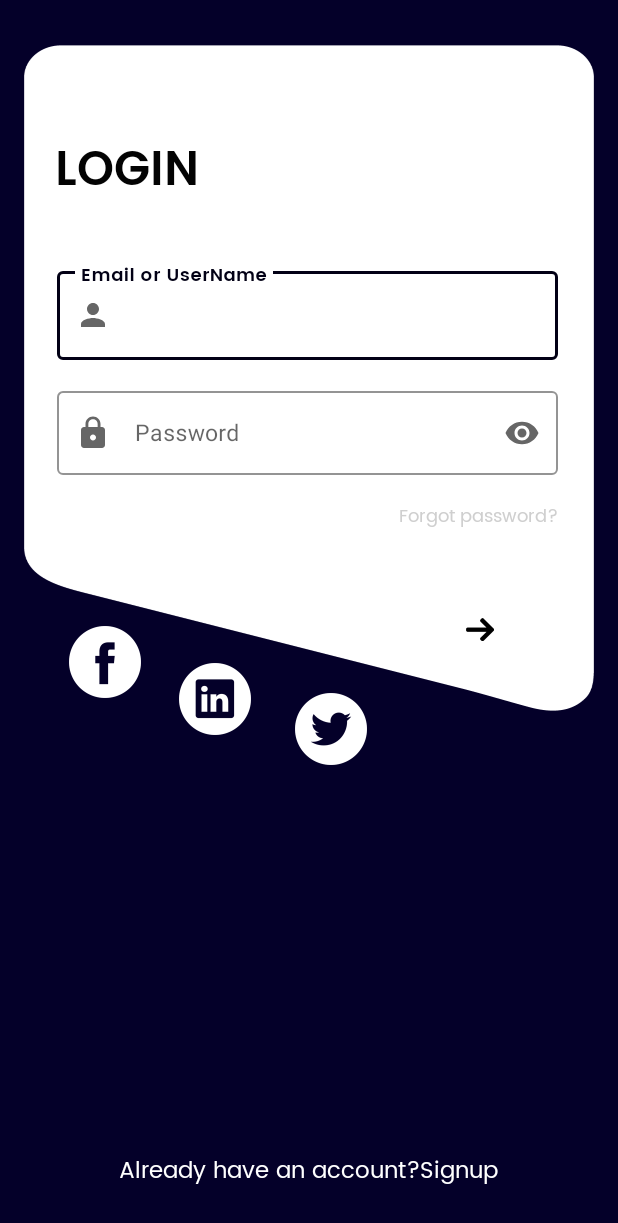
After one commit to TanvirIslam47/differentUiTest, an Android app: the LoginActivity screen opened directly, with no data from a screen before it, on a phone screen of 412 x 824 dp. The commit adds this screen. Shown: the top 1223 px of the screen. Run offline under Robolectric (Android 15) with nearby library versions, the phone set to English and light mode, and no system bars.

Commit message:
login layout added

```diff
--- /dev/null
+++ b/app/src/main/java/com/example/differentuitest/LoginActivity.java
@@ -0,0 +1,14 @@
+package com.example.differentuitest;
+
+import androidx.appcompat.app.AppCompatActivity;
+
+import android.os.Bundle;
+
+public class LoginActivity extends AppCompatActivity {
+
+    @Override
+    protected void onCreate(Bundle savedInstanceState) {
+        super.onCreate(savedInstanceState);
+        setContentView(R.layout.activity_login);
+    }
+}
--- a/app/src/main/java/com/example/differentuitest/MainActivity.java
+++ b/app/src/main/java/com/example/differentuitest/MainActivity.java
@@ -16,7 +16,7 @@ import com.example.differentuitest.recyclerView.AddShowActivity;
 import com.example.differentuitest.toolbar.NavigationDrawerWithToolbarActivity;
 
 public class MainActivity extends AppCompatActivity implements View.OnClickListener {
-    TextView drawerWithToolbar, circleProgress, posTv, saModuleTv, roomCRUD, posPrint;
+    TextView drawerWithToolbar, circleProgress, posTv, saModuleTv, roomCRUD, posPrint, loginTV;
     Button btnBangla, btnEnglish;
     Context context;
     Resources resources;
@@ -32,6 +32,7 @@ public class MainActivity extends AppCompatActivity implements View.OnClickListe
         saModuleTv = findViewById(R.id.saModuleTvId);
         roomCRUD = findViewById(R.id.roomCRUDId);
         posPrint = findViewById(R.id.posPrintId);
+        loginTV = findViewById(R.id.loginTV);
         btnBangla = findViewById(R.id.setLangBangla);
         btnEnglish = findViewById(R.id.setLangEnglish);
 
@@ -42,6 +43,7 @@ public class MainActivity extends AppCompatActivity implements View.OnClickListe
         saModuleTv.setOnClickListener(this);
         roomCRUD.setOnClickListener(this);
         posPrint.setOnClickListener(this);
+        loginTV.setOnClickListener(this);
 
         btnBangla.setOnClickListener(this);
         btnEnglish.setOnClickListener(this);
@@ -69,6 +71,9 @@ public class MainActivity extends AppCompatActivity implements View.OnClickListe
         if (v.getId() == R.id.posPrintId) {
             startActivity(new Intent(this, PosPrintActivity.class));
         }
+        if (v.getId() == R.id.loginTV) {
+            startActivity(new Intent(this, LoginActivity.class));
+        }
 
         if (v.getId() == R.id.setLangEnglish) {
             context = LocalHelper.setLocale(MainActivity.this, "en");
--- /dev/null
+++ b/app/src/main/res/drawable/grey_cursor_color.xml
@@ -0,0 +1,5 @@
+<?xml version="1.0" encoding="utf-8"?>
+<shape xmlns:android="http://schemas.android.com/apk/res/android" >
+    <size android:width="2dp" />
+    <solid android:color="#c2c2c2"  />
+</shape>
--- /dev/null
+++ b/app/src/main/res/drawable/ic_lock_24.xml
@@ -0,0 +1,10 @@
+<vector xmlns:android="http://schemas.android.com/apk/res/android"
+    android:width="24dp"
+    android:height="24dp"
+    android:viewportWidth="24"
+    android:viewportHeight="24"
+    android:tint="?attr/colorControlNormal">
+  <path
+      android:fillColor="@android:color/white"
+      android:pathData="M18,8h-1L17,6c0,-2.76 -2.24,-5 -5,-5S7,3.24 7,6v2L6,8c-1.1,0 -2,0.9 -2,2v10c0,1.1 0.9,2 2,2h12c1.1,0 2,-0.9 2,-2L20,10c0,-1.1 -0.9,-2 -2,-2zM12,17c-1.1,0 -2,-0.9 -2,-2s0.9,-2 2,-2 2,0.9 2,2 -0.9,2 -2,2zM15.1,8L8.9,8L8.9,6c0,-1.71 1.39,-3.1 3.1,-3.1 1.71,0 3.1,1.39 3.1,3.1v2z"/>
+</vector>
--- /dev/null
+++ b/app/src/main/res/drawable/ic_person_24.xml
@@ -0,0 +1,10 @@
+<vector xmlns:android="http://schemas.android.com/apk/res/android"
+    android:width="24dp"
+    android:height="24dp"
+    android:viewportWidth="24"
+    android:viewportHeight="24"
+    android:tint="?attr/colorControlNormal">
+  <path
+      android:fillColor="@android:color/white"
+      android:pathData="M12,12c2.21,0 4,-1.79 4,-4s-1.79,-4 -4,-4 -4,1.79 -4,4 1.79,4 4,4zM12,14c-2.67,0 -8,1.34 -8,4v2h16v-2c0,-2.66 -5.33,-4 -8,-4z"/>
+</vector>
--- /dev/null
+++ b/app/src/main/res/layout/activity_login.xml
@@ -0,0 +1,202 @@
+<?xml version="1.0" encoding="utf-8"?>
+<RelativeLayout xmlns:android="http://schemas.android.com/apk/res/android"
+    xmlns:app="http://schemas.android.com/apk/res-auto"
+    xmlns:tools="http://schemas.android.com/tools"
+    android:layout_width="match_parent"
+    android:layout_height="match_parent"
+    android:background="#040029"
+    android:orientation="vertical"
+    android:theme="@style/Theme.MaterialComponents.Light.NoActionBar"
+    tools:context=".LoginActivity">
+
+    <LinearLayout
+        android:layout_width="match_parent"
+        android:layout_height="wrap_content"
+        android:layout_marginStart="15.7dp"
+        android:layout_marginTop="30dp"
+        android:layout_marginEnd="15.7dp"
+        android:orientation="vertical">
+
+        <FrameLayout
+            android:layout_width="match_parent"
+            android:layout_height="480dp"
+            android:orientation="vertical">
+
+            <ImageView
+                android:layout_width="wrap_content"
+                android:layout_height="444dp"
+                android:background="@drawable/white_cueve_bg"/>
+
+            <LinearLayout
+                android:id="@+id/linear"
+                android:layout_width="match_parent"
+                android:layout_height="wrap_content"
+                android:orientation="vertical"
+                android:paddingLeft="20.7dp">
+
+                <TextView
+                    android:layout_width="wrap_content"
+                    android:layout_height="wrap_content"
+                    android:layout_marginTop="57.7dp"
+                    android:fontFamily="@font/poppins_semibold"
+                    android:text="LOGIN"
+                    android:textColor="#030303"
+                    android:textSize="31.3sp"/>
+
+                <com.google.android.material.textfield.TextInputLayout
+                    style="@style/Widget.MaterialComponents.TextInputLayout.OutlinedBox"
+                    android:layout_width="match_parent"
+                    android:layout_height="wrap_content"
+                    android:layout_marginStart="1dp"
+                    android:layout_marginTop="35dp"
+                    android:layout_marginEnd="24dp"
+                    android:hint="Email or UserName"
+                    android:background="@android:color/transparent"
+                    app:hintTextColor="#020015"
+                    app:boxStrokeColor="#020015"
+                    app:startIconDrawable="@drawable/ic_person_24">
+
+                    <com.google.android.material.textfield.TextInputEditText
+                        android:id="@+id/userEmpId"
+                        android:layout_width="match_parent"
+                        android:layout_height="wrap_content"
+                        android:inputType="text"
+                        android:maxLength="20"
+                        android:maxLines="1"
+                        android:singleLine="true"
+                        android:textColor="@color/black"
+                        android:textSize="15sp"
+                        android:fontFamily="@font/poppins_semibold"
+                        android:textCursorDrawable="@drawable/grey_cursor_color"/>
+
+                </com.google.android.material.textfield.TextInputLayout>
+
+                <com.google.android.material.textfield.TextInputLayout
+                    style="@style/Widget.MaterialComponents.TextInputLayout.OutlinedBox"
+                    android:layout_width="match_parent"
+                    android:layout_height="wrap_content"
+                    android:layout_marginStart="1dp"
+                    android:layout_marginTop="15dp"
+                    android:layout_marginEnd="24dp"
+                    android:hint="Password"
+                    android:background="@android:color/transparent"
+                    app:hintTextColor="#020015"
+                    app:boxStrokeColor="#020015"
+                    app:endIconMode="password_toggle"
+                    app:startIconDrawable="@drawable/ic_lock_24">
+
+                    <com.google.android.material.textfield.TextInputEditText
+                        android:id="@+id/userPasswordId"
+                        android:layout_width="match_parent"
+                        android:layout_height="wrap_content"
+                        android:textCursorDrawable="@drawable/grey_cursor_color"
+                        android:inputType="textPassword"
+                        android:textColor="@color/black"
+                        android:textSize="15sp"/>
+                </com.google.android.material.textfield.TextInputLayout>
+
+                <TextView
+                    android:id="@+id/loginForgotPassId"
+                    android:layout_width="wrap_content"
+                    android:layout_height="wrap_content"
+                    android:layout_marginStart="24dp"
+                    android:layout_marginTop="17.3dp"
+                    android:layout_marginEnd="24.3dp"
+                    android:layout_gravity="right"
+                    android:text="Forgot password?"
+                    android:fontFamily="@font/poppins_regular"
+                    android:textColor="#CFCFCF"
+                    android:textSize="12.3sp" />
+
+            </LinearLayout>
+
+            <LinearLayout
+                android:layout_width="match_parent"
+                android:layout_height="wrap_content"
+                android:layout_gravity="bottom"
+                android:orientation="horizontal"
+                android:paddingLeft="30dp">
+
+                <ImageView
+                    android:layout_width="48dp"
+                    android:layout_height="48dp"
+                    android:layout_marginTop="5dp"
+                    android:src="@drawable/yellow_fb"/>
+
+                <ImageView
+                    android:layout_width="48dp"
+                    android:layout_height="48dp"
+                    android:layout_marginTop="30dp"
+                    android:layout_marginStart="25dp"
+                    android:src="@drawable/yellow_linkedin"/>
+
+                <LinearLayout
+                    android:layout_width="wrap_content"
+                    android:layout_height="wrap_content"
+                    android:orientation="horizontal">
+
+                    <ImageView
+                        android:layout_width="48dp"
+                        android:layout_height="48dp"
+                        android:layout_marginTop="50dp"
+                        android:layout_marginStart="29dp"
+                        android:src="@drawable/yellow_twitter"/>
+
+                </LinearLayout>
+
+                <LinearLayout
+                    android:layout_width="0dp"
+                    android:layout_height="wrap_content"
+                    android:layout_weight="0.4"
+                    android:gravity="center"
+                    android:orientation="vertical">
+
+                    <ImageView
+                        android:layout_width="18.7dp"
+                        android:layout_height="15.3dp"
+                        android:src="@drawable/black_arrow"/>
+
+                </LinearLayout>
+
+            </LinearLayout>
+
+        </FrameLayout>
+
+    </LinearLayout>
+
+    <LinearLayout
+        android:layout_width="match_parent"
+        android:layout_height="wrap_content"
+        android:layout_alignParentBottom="true"
+        android:layout_marginBottom="30dp"
+        android:orientation="vertical">
+
+        <LinearLayout
+            android:layout_width="match_parent"
+            android:layout_height="wrap_content"
+            android:gravity="center"
+            android:orientation="horizontal">
+
+            <TextView
+                android:layout_width="wrap_content"
+                android:layout_height="wrap_content"
+                android:fontFamily="@font/poppins_regular"
+                android:gravity="center_horizontal"
+                android:text="Already have an account?"
+                android:textColor="#FFFFFF"
+                android:textSize="15sp"/>
+
+            <TextView
+                android:layout_width="wrap_content"
+                android:layout_height="wrap_content"
+                android:fontFamily="@font/poppins_regular"
+                android:gravity="center_horizontal"
+                android:text="Signup"
+                android:textColor="#FFFFFF"
+                android:textSize="15sp"/>
+
+        </LinearLayout>
+
+    </LinearLayout>
+
+</RelativeLayout>
--- a/app/src/main/res/layout/activity_main.xml
+++ b/app/src/main/res/layout/activity_main.xml
@@ -101,6 +101,7 @@
                 app:background="?attr/selectableItemBackgroundBorderless" />
 
             <TextView
+                android:id="@+id/loginTV"
                 android:layout_width="match_parent"
                 android:layout_height="wrap_content"
                 android:layout_marginStart="10dp"
@@ -108,7 +109,7 @@
                 android:layout_marginEnd="10dp"
                 android:background="@color/teal_700"
                 android:padding="8dp"
-                android:text="@string/implemented_next"
+                android:text="@string/login"
                 android:textColor="@color/white"
                 android:textSize="17sp"
                 app:background="?attr/selectableItemBackgroundBorderless" />
--- a/app/src/main/res/values/strings.xml
+++ b/app/src/main/res/values/strings.xml
@@ -9,6 +9,7 @@
     <string name="sa_module">Sales Assistant Module</string>
     <string name="room_crud">Room CRUD</string>
     <string name="pos_print">Pos Print</string>
+    <string name="login">Log In</string>
     <string name="implemented_next">Implemented Next</string>
 
 
--- a/app/src/main/res/values/themes.xml
+++ b/app/src/main/res/values/themes.xml
@@ -12,6 +12,11 @@
         <!-- Status bar color. -->
         <item name="android:statusBarColor" tools:targetApi="l">?attr/colorPrimaryVariant</item>
         <!-- Customize your theme here. -->
+    </style>
+
+    <style name="SplashTheme" parent ="Theme.AppCompat.Light.NoActionBar">
+        <item name="android:windowNoTitle">true</item>
+        <item name="android:windowFullscreen">true</item>
     </style>
 
     <style name="MyAppTheme" parent="Theme.MaterialComponents.DayNight.NoActionBar">
```
Also changed, not shown: app/src/main/AndroidManifest.xml (+6 -5 lines), app/src/main/res/drawable/black_arrow.png (added), app/src/main/res/drawable/white_cueve_bg.png (added), app/src/main/res/drawable/yellow_fb.png (added), app/src/main/res/drawable/yellow_linkedin.png (added), app/src/main/res/drawable/yellow_twitter.png (added), app/src/main/res/font/poppins_medium.ttf (added), app/src/main/res/font/poppins_regular.ttf (added), app/src/main/res/font/poppins_semibold.ttf (added), 1 other file.
